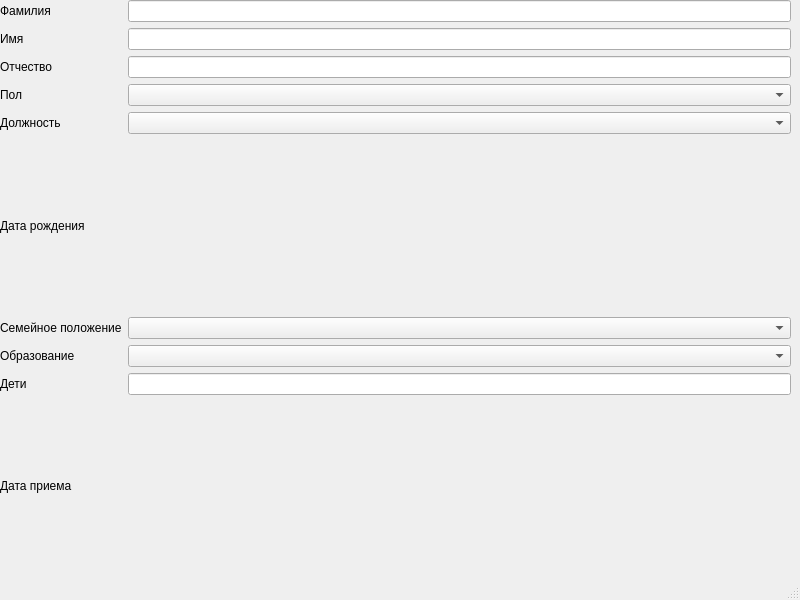
MatAfan/YandexProject1, file AddMenu.ui: the form before one commit.
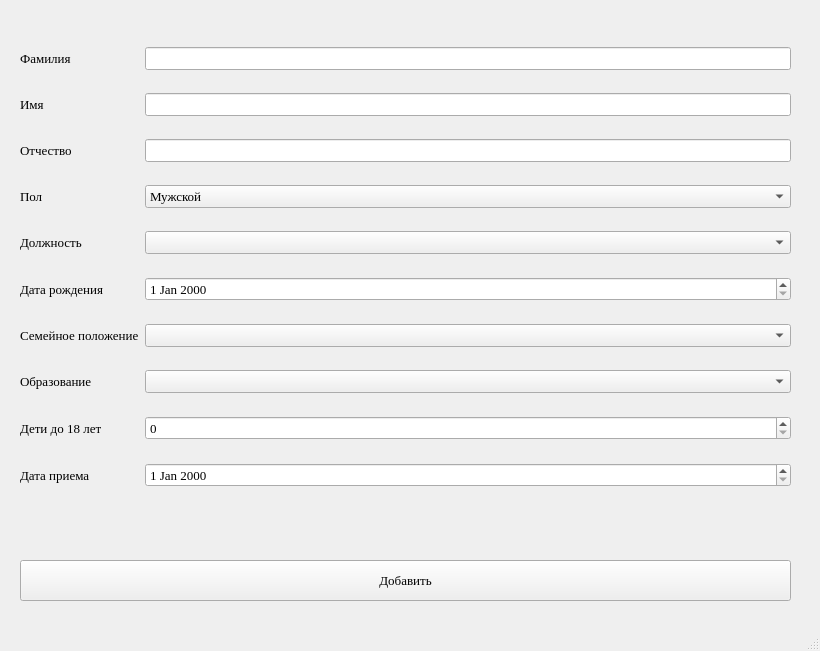
The form after the commit.

```diff
--- a/AddMenu.ui
+++ b/AddMenu.ui
@@ -6,10 +6,16 @@
    <rect>
     <x>0</x>
     <y>0</y>
-    <width>800</width>
-    <height>600</height>
+    <width>820</width>
+    <height>651</height>
    </rect>
   </property>
+  <property name="font">
+   <font>
+    <family>Times New Roman</family>
+    <pointsize>10</pointsize>
+   </font>
+  </property>
   <property name="windowTitle">
    <string>MainWindow</string>
   </property>
@@ -17,109 +23,247 @@
    <widget class="QWidget" name="gridLayoutWidget">
     <property name="geometry">
      <rect>
-      <x>0</x>
-      <y>0</y>
-      <width>791</width>
-      <height>571</height>
+      <x>20</x>
+      <y>30</y>
+      <width>771</width>
+      <height>481</height>
      </rect>
     </property>
     <layout class="QGridLayout" name="gridLayout">
-     <item row="6" column="0">
-      <widget class="QLabel" name="label_7">
-       <property name="text">
-        <string>Семейное положение</string>
-       </property>
-      </widget>
-     </item>
-     <item row="0" column="1">
-      <widget class="QLineEdit" name="lineEdit"/>
-     </item>
-     <item row="1" column="0">
-      <widget class="QLabel" name="label_2">
-       <property name="text">
-        <string>Имя</string>
-       </property>
-      </widget>
-     </item>
-     <item row="4" column="0">
-      <widget class="QLabel" name="label_5">
-       <property name="text">
-        <string>Должность</string>
-       </property>
-      </widget>
-     </item>
-     <item row="1" column="1">
-      <widget class="QLineEdit" name="lineEdit_2"/>
-     </item>
      <item row="7" column="0">
-      <widget class="QLabel" name="label_8">
+      <widget class="QLabel" name="Study">
+       <property name="font">
+        <font>
+         <family>Times New Roman</family>
+         <pointsize>10</pointsize>
+        </font>
+       </property>
        <property name="text">
         <string>Образование</string>
        </property>
       </widget>
      </item>
-     <item row="0" column="0">
-      <widget class="QLabel" name="label">
-       <property name="text">
-        <string>Фамилия</string>
+     <item row="4" column="2">
+      <widget class="QComboBox" name="cbbx_job">
+       <property name="font">
+        <font>
+         <family>Times New Roman</family>
+         <pointsize>10</pointsize>
+        </font>
        </property>
       </widget>
      </item>
      <item row="3" column="0">
-      <widget class="QLabel" name="label_4">
+      <widget class="QLabel" name="Floor">
+       <property name="font">
+        <font>
+         <family>Times New Roman</family>
+         <pointsize>10</pointsize>
+        </font>
+       </property>
        <property name="text">
         <string>Пол</string>
        </property>
       </widget>
      </item>
+     <item row="6" column="0">
+      <widget class="QLabel" name="Family">
+       <property name="font">
+        <font>
+         <family>Times New Roman</family>
+         <pointsize>10</pointsize>
+        </font>
+       </property>
+       <property name="text">
+        <string>Семейное положение</string>
+       </property>
+      </widget>
+     </item>
+     <item row="0" column="2">
+      <widget class="QLineEdit" name="ledit_Surname">
+       <property name="font">
+        <font>
+         <family>Times New Roman</family>
+         <pointsize>10</pointsize>
+        </font>
+       </property>
+      </widget>
+     </item>
+     <item row="9" column="0">
+      <widget class="QLabel" name="DateTo">
+       <property name="font">
+        <font>
+         <family>Times New Roman</family>
+         <pointsize>10</pointsize>
+        </font>
+       </property>
+       <property name="text">
+        <string>Дата приема</string>
+       </property>
+      </widget>
+     </item>
      <item row="8" column="0">
-      <widget class="QLabel" name="label_9">
+      <widget class="QLabel" name="Kids">
+       <property name="font">
+        <font>
+         <family>Times New Roman</family>
+         <pointsize>10</pointsize>
+        </font>
+       </property>
        <property name="text">
-        <string>Дети</string>
+        <string>Дети до 18 лет</string>
        </property>
       </widget>
      </item>
-     <item row="5" column="0">
-      <widget class="QLabel" name="label_6">
-       <property name="text">
-        <string>Дата рождения</string>
+     <item row="6" column="2">
+      <widget class="QComboBox" name="cbbx_family">
+       <property name="font">
+        <font>
+         <family>Times New Roman</family>
+         <pointsize>10</pointsize>
+        </font>
        </property>
       </widget>
      </item>
      <item row="2" column="0">
-      <widget class="QLabel" name="label_3">
+      <widget class="QLabel" name="SecondName">
+       <property name="font">
+        <font>
+         <family>Times New Roman</family>
+         <pointsize>10</pointsize>
+        </font>
+       </property>
        <property name="text">
         <string>Отчество</string>
        </property>
       </widget>
      </item>
-     <item row="9" column="0">
-      <widget class="QLabel" name="label_10">
+     <item row="0" column="0">
+      <widget class="QLabel" name="Surname">
+       <property name="font">
+        <font>
+         <family>Times New Roman</family>
+         <pointsize>10</pointsize>
+        </font>
+       </property>
        <property name="text">
-        <string>Дата приема</string>
+        <string>Фамилия</string>
        </property>
       </widget>
      </item>
-     <item row="2" column="1">
-      <widget class="QLineEdit" name="lineEdit_3"/>
+     <item row="1" column="2">
+      <widget class="QLineEdit" name="ledit_Name">
+       <property name="font">
+        <font>
+         <family>Times New Roman</family>
+         <pointsize>10</pointsize>
+        </font>
+       </property>
+      </widget>
      </item>
-     <item row="3" column="1">
-      <widget class="QComboBox" name="comboBox"/>
+     <item row="1" column="0">
+      <widget class="QLabel" name="Name">
+       <property name="font">
+        <font>
+         <family>Times New Roman</family>
+         <pointsize>10</pointsize>
+        </font>
+       </property>
+       <property name="text">
+        <string>Имя</string>
+       </property>
+      </widget>
      </item>
-     <item row="4" column="1">
-      <widget class="QComboBox" name="comboBox_2"/>
+     <item row="5" column="0">
+      <widget class="QLabel" name="BornIn">
+       <property name="font">
+        <font>
+         <family>Times New Roman</family>
+         <pointsize>10</pointsize>
+        </font>
+       </property>
+       <property name="text">
+        <string>Дата рождения</string>
+       </property>
+      </widget>
      </item>
-     <item row="6" column="1">
-      <widget class="QComboBox" name="comboBox_3"/>
+     <item row="3" column="2">
+      <widget class="QComboBox" name="cbbx_Floor">
+       <property name="font">
+        <font>
+         <family>Times New Roman</family>
+         <pointsize>10</pointsize>
+        </font>
+       </property>
+       <item>
+        <property name="text">
+         <string>Мужской</string>
+        </property>
+       </item>
+       <item>
+        <property name="text">
+         <string>Женский</string>
+        </property>
+       </item>
+      </widget>
      </item>
-     <item row="7" column="1">
-      <widget class="QComboBox" name="comboBox_4"/>
+     <item row="2" column="2">
+      <widget class="QLineEdit" name="ledit_SName">
+       <property name="font">
+        <font>
+         <family>Times New Roman</family>
+         <pointsize>10</pointsize>
+        </font>
+       </property>
+      </widget>
      </item>
-     <item row="8" column="1">
-      <widget class="QLineEdit" name="lineEdit_4"/>
+     <item row="7" column="2">
+      <widget class="QComboBox" name="cbbx_Study">
+       <property name="font">
+        <font>
+         <family>Times New Roman</family>
+         <pointsize>10</pointsize>
+        </font>
+       </property>
+      </widget>
+     </item>
+     <item row="4" column="0">
+      <widget class="QLabel" name="Job">
+       <property name="font">
+        <font>
+         <family>Times New Roman</family>
+         <pointsize>10</pointsize>
+        </font>
+       </property>
+       <property name="text">
+        <string>Должность</string>
+       </property>
+      </widget>
+     </item>
+     <item row="8" column="2">
+      <widget class="QSpinBox" name="spbx_Kids"/>
+     </item>
+     <item row="5" column="2">
+      <widget class="QDateEdit" name="dt_BornIn"/>
+     </item>
+     <item row="9" column="2">
+      <widget class="QDateEdit" name="dateEdit_2"/>
      </item>
     </layout>
    </widget>
+   <widget class="QPushButton" name="pushButton">
+    <property name="geometry">
+     <rect>
+      <x>20</x>
+      <y>560</y>
+      <width>771</width>
+      <height>41</height>
+     </rect>
+    </property>
+    <property name="text">
+     <string>Добавить</string>
+    </property>
+   </widget>
   </widget>
   <widget class="QStatusBar" name="statusbar"/>
  </widget>
```
